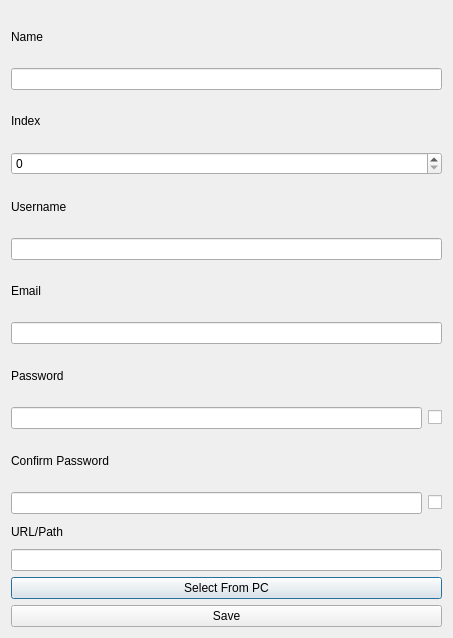
Before: the Qt Designer form designs/xml/app_vault_window.ui in daniel-deru/WorkMate-3.0, drawn with Qt 5.
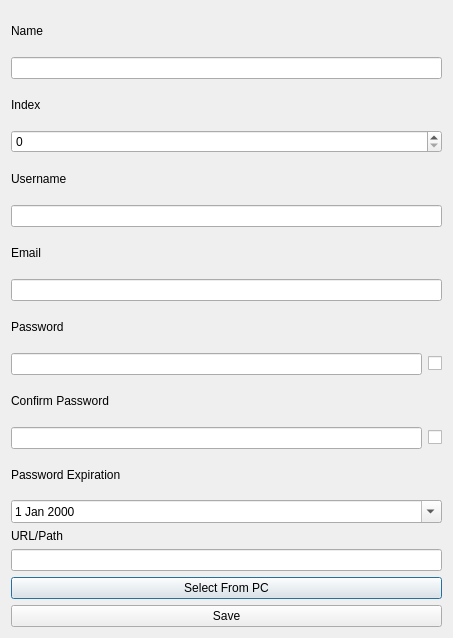
After: the same form once the commit is applied.

Commit message: finished adding multiple checkboxes. created window for updating password. added password expiration fields to the register, app vault and crypto vault windows

What changed in the file:
```diff
--- a/designs/xml/app_vault_window.ui
+++ b/designs/xml/app_vault_window.ui
@@ -139,6 +139,24 @@
      </item>
     </layout>
    </item>
+   <item>
+    <layout class="QVBoxLayout" name="verticalLayout_9">
+     <item>
+      <widget class="QLabel" name="lbl_password_expiration">
+       <property name="text">
+        <string>Password Expiration</string>
+       </property>
+      </widget>
+     </item>
+     <item>
+      <widget class="QDateEdit" name="dte_password_exp">
+       <property name="calendarPopup">
+        <bool>true</bool>
+       </property>
+      </widget>
+     </item>
+    </layout>
+   </item>
    <item>
     <layout class="QVBoxLayout" name="verticalLayout_7">
      <item>
```
The commit also changes 32 other files.
